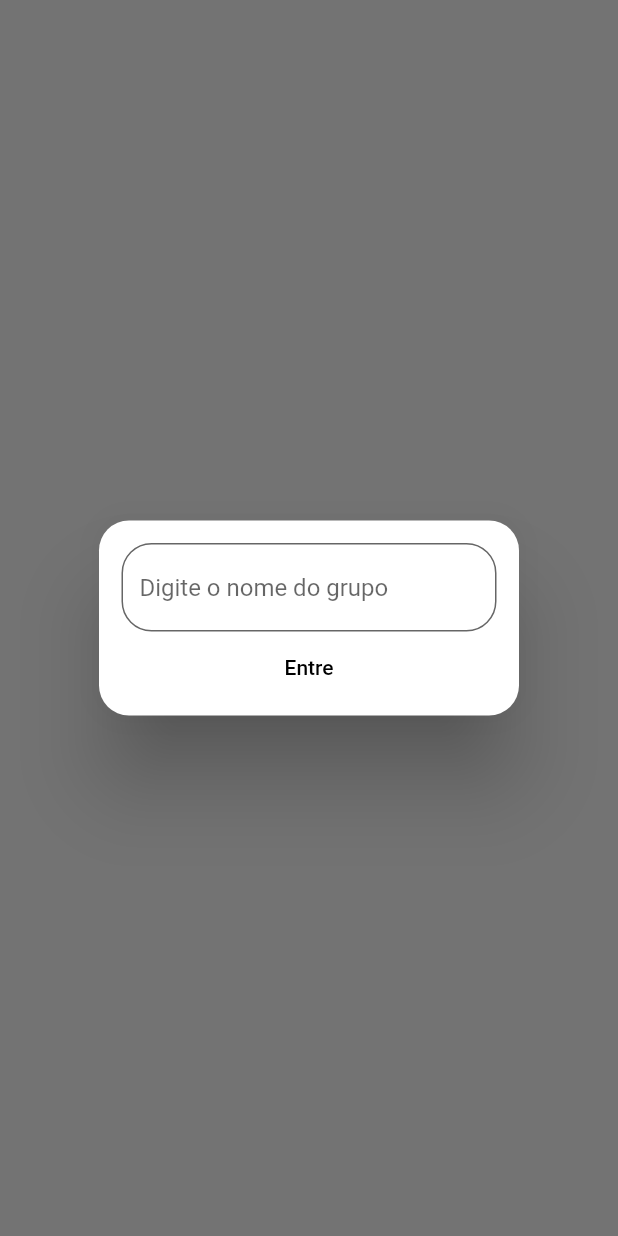
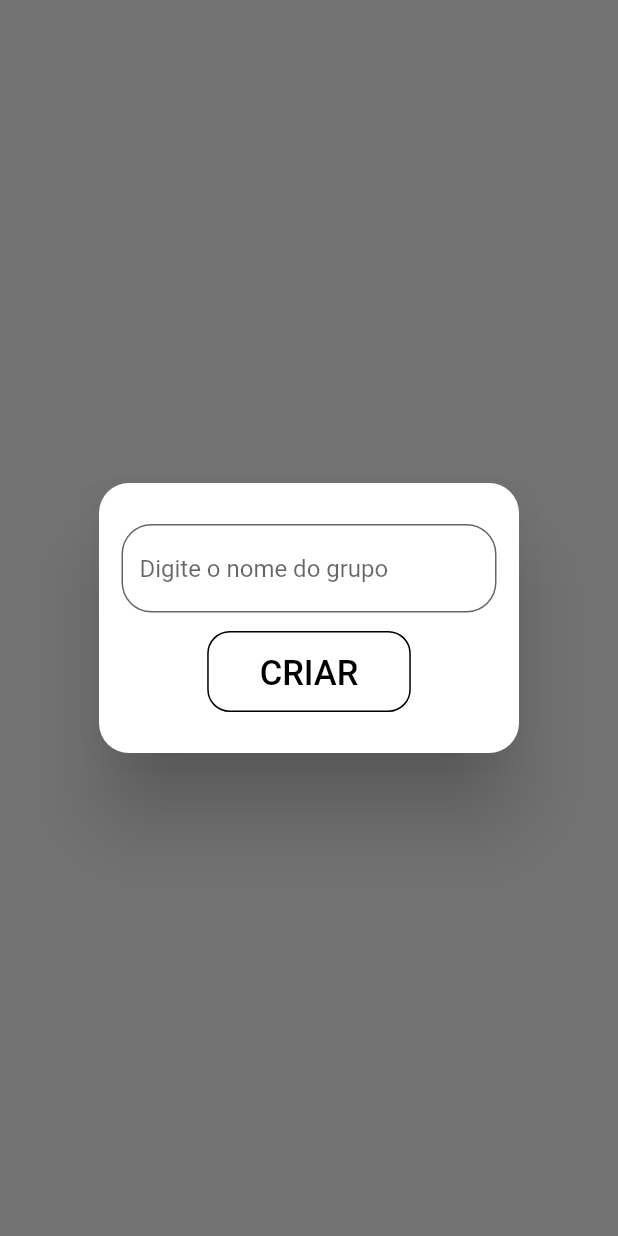
Before and after one commit to HugoTin/Legatto, a Flutter app: what popUpCreateGroup() shows on an empty page, opened directly, on a phone screen of 412 x 824 dp. Run offline on Flutter 3.47's test engine with Material 3 defaults, Android fonts, the phone set to English and light mode, and no system bars; our stand-ins replace cloud_firestore, dotted_border, file_picker, firebase_auth, firebase_core, go_router; missing offline and left inert: dart:js_interop, info_popup; accounts and stored records are empty.

Commit message:
AlertDialogs na tela Home, tela carregando antes de puxar grupos do banco (sem tela vermelha)

```diff
--- a/lib/pages/home.page.dart
+++ b/lib/pages/home.page.dart
@@ -68,7 +68,7 @@ class HomePage extends StatelessWidget {
           color: Colors.black,
         ),
         onPressed: () {
-          popUpCreateGroup(context);
+          popUpDialog(context);
         },
       ),
       body: StreamBuilder<QuerySnapshot<Map<String, dynamic>>>(
@@ -76,17 +76,22 @@ class HomePage extends StatelessWidget {
               .collection('group')
               .where('membersUID', arrayContains: user)
               .snapshots(),
-        builder: (context, snapshot){
-
+          builder: (context, snapshot) {
+            if (!snapshot.hasData) {
+              return const Center(child: CircularProgressIndicator());
+            }
             var docs = snapshot.data!.docs;
 
-          List<Widget> listGroups = docs.map((doc) =>
-            RowHome(
+            List<Widget> listGroups = docs
+                .map(
+                  (doc) => RowHome(
                       doc.id,
-              doc['groupImage'] != '' ? 'images/${doc['groupImage']}' :'images/logo-osrp.jpeg',
-              doc['groupName']
-            ),
-          ).toList();
+                      doc['groupImage'] != ''
+                          ? 'images/${doc['groupImage']}'
+                          : 'images/logo-osrp.jpeg',
+                      doc['groupName']),
+                )
+                .toList();
 
             // print('$docs $user');
 
@@ -100,10 +105,8 @@ class HomePage extends StatelessWidget {
                 child: ListView(
                   scrollDirection: Axis.vertical,
                   children: listGroups,
-            )
-          );
-        }
-      ),
+                ));
+          }),
     );
   }
 }
@@ -113,20 +116,27 @@ popUpDialog(context) {
       context: context,
       builder: (context) {
         return AlertDialog(
-          shape: const RoundedRectangleBorder(
+          backgroundColor: Colors.transparent,
+          shape: RoundedRectangleBorder(
               borderRadius: BorderRadius.all(Radius.circular(20.0))),
           contentPadding: const EdgeInsets.all(0),
           content: Container(
+            decoration: BoxDecoration(
+                borderRadius: BorderRadius.all(Radius.circular(20)),
+                color: Colors.white),
             padding: const EdgeInsets.all(10),
-            height: 100,
+            height: 125,
             child: Column(
-              mainAxisAlignment: MainAxisAlignment.center,
+              mainAxisAlignment: MainAxisAlignment.spaceEvenly,
               children: [
                 TextButton(
-                    onPressed: () => popUpCreateGroup(context),
+                    onPressed: () {
+                      Navigator.pop(context);
+                      popUpCreateGroup(context);
+                    },
                     child: const Text(
                       'Criar novo grupo',
-                      style: TextStyle(color: Colors.black, fontSize: 20),
+                      style: TextStyle(color: Colors.black, fontSize: 23),
                       textAlign: TextAlign.center,
                     )),
                 const Divider(
@@ -136,11 +146,11 @@ popUpDialog(context) {
                 TextButton(
                     onPressed: () {
                       Navigator.pop(context);
-                      Navigator.pushNamed(context, '/newgroup');
+                      GoRouter.of(context).go("/newgroup");
                     },
                     child: const Text(
                       'Entrar em um grupo com código',
-                      style: TextStyle(color: Colors.black, fontSize: 20),
+                      style: TextStyle(color: Colors.black, fontSize: 23),
                       textAlign: TextAlign.center,
                     )),
               ],
@@ -150,60 +160,52 @@ popUpDialog(context) {
       });
 }
 
-
-popUpCreateGroup(context){
-
+popUpCreateGroup(context) {
   final fieldCreateGroupName = TextEditingController();
 
   final firestore = FirebaseFirestore.instance;
   final user = FirebaseAuth.instance.currentUser!.uid;
 
   createGroup(BuildContext context) async {
-
     var naipes = {};
 
-    Naipes.values
-    .where((naipe) => naipe.name != 'Geral')
-    .forEach((naipe) => naipes[naipe.name] = {
-          'ativo': true,
-          'usuarios': []
-      }
-    );
+    Naipes.values.where((naipe) => naipe.name != 'Geral').forEach(
+        (naipe) => naipes[naipe.name] = {'ativo': true, 'usuarios': []});
 
     print('naipesCodeso22 $naipes');
 
-    firestore
-    .collection('group')
-    .add({
+    firestore.collection('group').add({
       'groupImage': 'LegattoLogo2.png',
       'groupName': fieldCreateGroupName.text,
-      'membersAdmin': [ user ],
-      'membersUID': [ user ],
+      'membersAdmin': [user],
+      'membersUID': [user],
       'naipes': naipes
     });
-
   }
 
   showDialog(
       context: context,
       builder: (context) {
         return AlertDialog(
+            backgroundColor: Colors.transparent,
             shape: const RoundedRectangleBorder(
-          borderRadius: BorderRadius.all(Radius.circular(20.0))
-        ),
+                borderRadius: BorderRadius.all(Radius.circular(20.0))),
             contentPadding: const EdgeInsets.all(0),
             content: Container(
+              decoration: BoxDecoration(
+                  borderRadius: BorderRadius.all(Radius.circular(20)),
+                  color: Colors.white),
               padding: const EdgeInsets.all(15),
               child: SizedBox(
-            height: 100,
+                height: 150,
                 child: Column(
+                    mainAxisAlignment: MainAxisAlignment.spaceEvenly,
                     children: [
                       TextField(
                         style: const TextStyle(color: Colors.black),
                         decoration: InputDecoration(
                           border: OutlineInputBorder(
-                      borderRadius: BorderRadius.circular(20.0)
-                    ),
+                              borderRadius: BorderRadius.circular(20.0)),
                           hintText: "Digite o nome do grupo",
                           fillColor: Colors.white,
                           filled: true,
@@ -212,21 +214,27 @@ popUpCreateGroup(context){
                         controller: fieldCreateGroupName,
                         keyboardType: TextInputType.text,
                       ),
-                TextButton(
-                  onPressed: () => createGroup(context),
-                  child: const Text(
-                    'Entre',
+                      OutlinedButton(
+                        child: Text(
+                          "CRIAR",
                           style: TextStyle(
-                      color: Colors.black
+                              height: 1.3, fontSize: 23, color: Colors.black),
+                        ),
+                        style: OutlinedButton.styleFrom(
+                            padding: EdgeInsets.fromLTRB(35, 12, 35, 12),
+                            side: BorderSide(
+                              width: 1.0,
+                              color: Colors.black,
+                            ),
+                            shape: RoundedRectangleBorder(
+                                borderRadius: BorderRadius.circular(15))),
+                        onPressed: () {
+                          createGroup(context);
+                          Navigator.pop(context);
+                        },
                       )
-                  )
-                )
-              ]
+                    ]),
               ),
-          ),
-        )
-      );
+            ));
+      });
 }
-  );
-
-}
```
Also changed, not shown: lib/pages/newgroup.page.dart (+6 -1 lines). Lines whose indentation alone changed are shown as unchanged.
